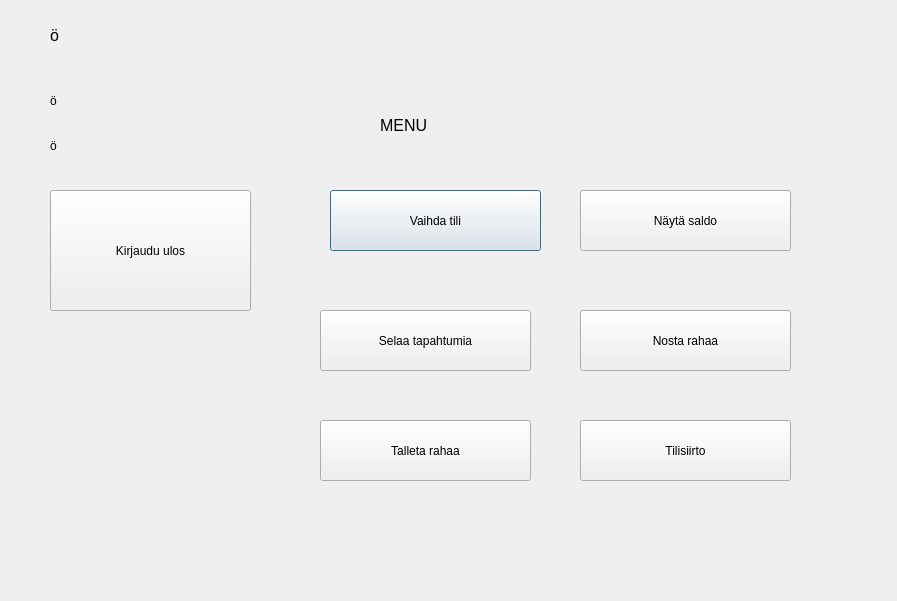
Old version of the form bankautomat/valikko.ui in the repository tvt21kmo-bank-project/group_8.
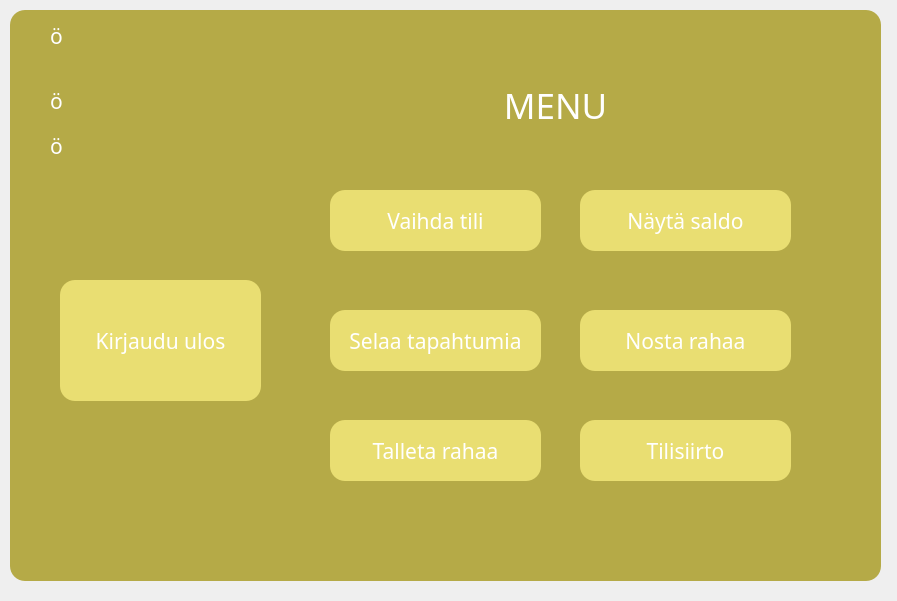
New version of the form.

The edit to the form file:
```diff
--- a/bankautomat/valikko.ui
+++ b/bankautomat/valikko.ui
@@ -13,6 +13,30 @@
   <property name="windowTitle">
    <string>Dialog</string>
   </property>
+  <property name="styleSheet">
+   <string notr="true"> *
+{
+font-family: century gothic;
+color:white;
+}
+QPushButton
+{
+background:#e9de72;
+border-radius:60px;
+
+}
+QPushButton
+{
+color:;
+border-radius:15px;
+}
+QFrame
+{
+background:#b5aa47;
+border-radius:15px;
+}
+</string>
+  </property>
   <widget class="QPushButton" name="btnVaihdaTili">
    <property name="geometry">
     <rect>
@@ -22,6 +46,15 @@
      <height>61</height>
     </rect>
    </property>
+   <property name="font">
+    <font>
+     <family>century gothic</family>
+     <pointsize>16</pointsize>
+    </font>
+   </property>
+   <property name="styleSheet">
+    <string notr="true"/>
+   </property>
    <property name="text">
     <string>Vaihda tili</string>
    </property>
@@ -35,6 +68,12 @@
      <height>61</height>
     </rect>
    </property>
+   <property name="font">
+    <font>
+     <family>century gothic</family>
+     <pointsize>16</pointsize>
+    </font>
+   </property>
    <property name="text">
     <string>ö</string>
    </property>
@@ -48,39 +87,14 @@
      <height>51</height>
     </rect>
    </property>
-   <property name="text">
-    <string>ö</string>
-   </property>
-  </widget>
-  <widget class="QLabel" name="label">
-   <property name="geometry">
-    <rect>
-     <x>380</x>
-     <y>50</y>
-     <width>151</width>
-     <height>151</height>
-    </rect>
-   </property>
    <property name="font">
     <font>
-     <pointsize>12</pointsize>
+     <family>century gothic</family>
+     <pointsize>16</pointsize>
     </font>
    </property>
    <property name="text">
-    <string>MENU</string>
-   </property>
-  </widget>
-  <widget class="QPushButton" name="btnLogout">
-   <property name="geometry">
-    <rect>
-     <x>50</x>
-     <y>190</y>
-     <width>201</width>
-     <height>121</height>
-    </rect>
-   </property>
-   <property name="text">
-    <string>Kirjaudu ulos</string>
+    <string>ö</string>
    </property>
   </widget>
   <widget class="QPushButton" name="btnNostaRahaa">
@@ -92,6 +106,12 @@
      <height>61</height>
     </rect>
    </property>
+   <property name="font">
+    <font>
+     <family>century gothic</family>
+     <pointsize>16</pointsize>
+    </font>
+   </property>
    <property name="text">
     <string>Nosta rahaa</string>
    </property>
@@ -99,12 +119,18 @@
   <widget class="QPushButton" name="btnSelaaTapahtumia">
    <property name="geometry">
     <rect>
-     <x>320</x>
+     <x>330</x>
      <y>310</y>
      <width>211</width>
      <height>61</height>
     </rect>
    </property>
+   <property name="font">
+    <font>
+     <family>century gothic</family>
+     <pointsize>16</pointsize>
+    </font>
+   </property>
    <property name="text">
     <string>Selaa tapahtumia</string>
    </property>
@@ -120,7 +146,8 @@
    </property>
    <property name="font">
     <font>
-     <pointsize>12</pointsize>
+     <family>century gothic</family>
+     <pointsize>16</pointsize>
     </font>
    </property>
    <property name="text">
@@ -130,12 +157,18 @@
   <widget class="QPushButton" name="btnTalletaRahaa">
    <property name="geometry">
     <rect>
-     <x>320</x>
+     <x>330</x>
      <y>420</y>
      <width>211</width>
      <height>61</height>
     </rect>
    </property>
+   <property name="font">
+    <font>
+     <family>century gothic</family>
+     <pointsize>16</pointsize>
+    </font>
+   </property>
    <property name="text">
     <string>Talleta rahaa</string>
    </property>
@@ -149,6 +182,15 @@
      <height>61</height>
     </rect>
    </property>
+   <property name="font">
+    <font>
+     <family>century gothic</family>
+     <pointsize>16</pointsize>
+    </font>
+   </property>
+   <property name="styleSheet">
+    <string notr="true"/>
+   </property>
    <property name="text">
     <string>Näytä saldo</string>
    </property>
@@ -162,10 +204,83 @@
      <height>61</height>
     </rect>
    </property>
+   <property name="font">
+    <font>
+     <family>century gothic</family>
+     <pointsize>16</pointsize>
+    </font>
+   </property>
    <property name="text">
     <string>Tilisiirto</string>
    </property>
   </widget>
+  <widget class="QFrame" name="frame">
+   <property name="geometry">
+    <rect>
+     <x>10</x>
+     <y>10</y>
+     <width>871</width>
+     <height>571</height>
+    </rect>
+   </property>
+   <property name="frameShape">
+    <enum>QFrame::StyledPanel</enum>
+   </property>
+   <property name="frameShadow">
+    <enum>QFrame::Raised</enum>
+   </property>
+   <widget class="QPushButton" name="btnLogout">
+    <property name="geometry">
+     <rect>
+      <x>50</x>
+      <y>270</y>
+      <width>201</width>
+      <height>121</height>
+     </rect>
+    </property>
+    <property name="font">
+     <font>
+      <family>century gothic</family>
+      <pointsize>16</pointsize>
+     </font>
+    </property>
+    <property name="text">
+     <string>Kirjaudu ulos</string>
+    </property>
+   </widget>
+   <widget class="QLabel" name="label">
+    <property name="geometry">
+     <rect>
+      <x>380</x>
+      <y>40</y>
+      <width>331</width>
+      <height>111</height>
+     </rect>
+    </property>
+    <property name="font">
+     <font>
+      <family>century gothic</family>
+      <pointsize>26</pointsize>
+     </font>
+    </property>
+    <property name="text">
+     <string>MENU</string>
+    </property>
+    <property name="alignment">
+     <set>Qt::AlignCenter</set>
+    </property>
+   </widget>
+  </widget>
+  <zorder>frame</zorder>
+  <zorder>btnVaihdaTili</zorder>
+  <zorder>labelTilinro</zorder>
+  <zorder>labelTilityyppi</zorder>
+  <zorder>btnNostaRahaa</zorder>
+  <zorder>btnSelaaTapahtumia</zorder>
+  <zorder>labelTervetuloa</zorder>
+  <zorder>btnTalletaRahaa</zorder>
+  <zorder>btnNaytaSaldo</zorder>
+  <zorder>btnTilisiirto</zorder>
  </widget>
  <resources/>
  <connections/>
```
